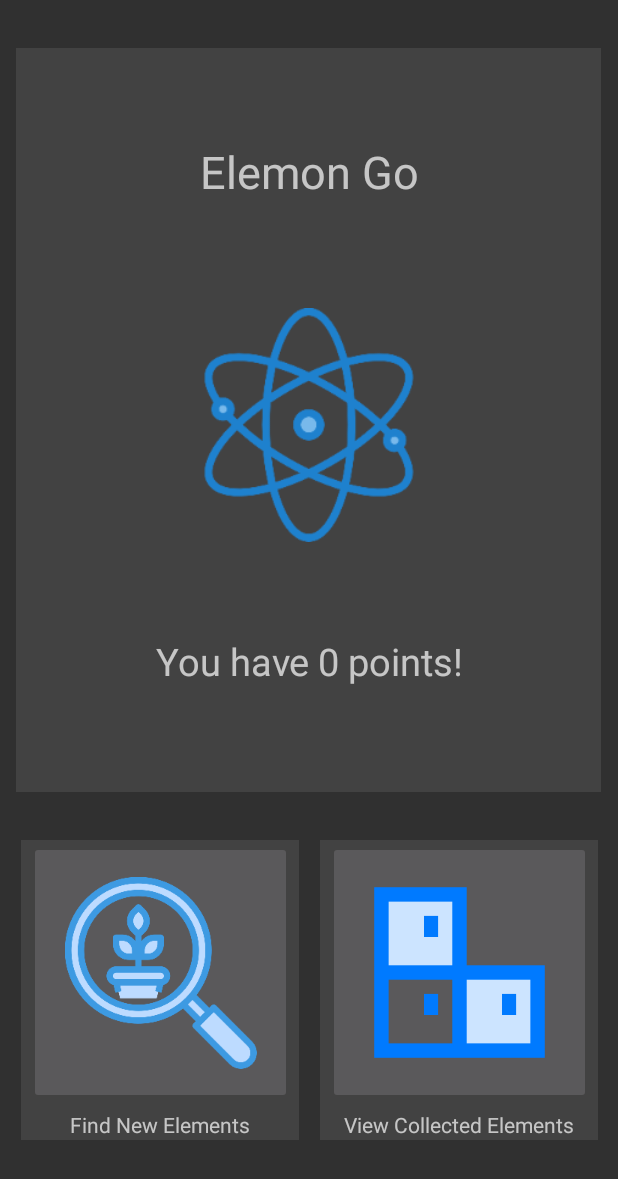
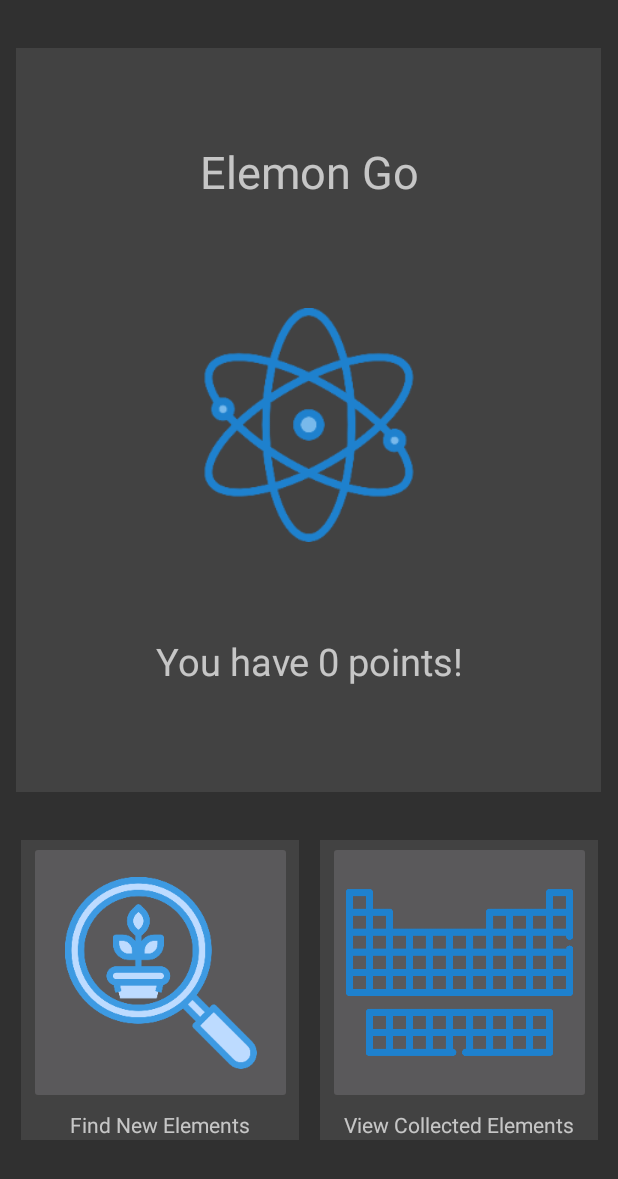
Before and after one commit to googsorbust/elemon-go, an Android app: the screen it shows after launch (HomeScreen), on a phone screen of 412 x 824 dp. Shown: the top 1179 px of the screen. Run offline under Robolectric (Android 15) with nearby library versions, the phone set to English and light mode, and no system bars.

Commit message:
new_logo

```diff
--- a/app/src/main/res/layout/activity_home_screen.xml
+++ b/app/src/main/res/layout/activity_home_screen.xml
@@ -102,14 +102,14 @@
                 android:layout_marginTop="8dp"
                 android:layout_marginEnd="16dp"
                 android:layout_marginBottom="4dp"
+                android:adjustViewBounds="true"
                 android:onClick="showMyElementsScreen"
                 android:scaleType="fitCenter"
-                android:adjustViewBounds="true"
                 app:layout_constraintBottom_toTopOf="@+id/textView"
                 app:layout_constraintEnd_toEndOf="parent"
                 app:layout_constraintStart_toStartOf="parent"
                 app:layout_constraintTop_toTopOf="parent"
-                app:srcCompat="@drawable/elements" />
+                app:srcCompat="@drawable/periodic_table" />
 
             <TextView
                 android:id="@+id/textView"
--- a/build.gradle
+++ b/build.gradle
@@ -12,6 +12,7 @@ buildscript {
         classpath 'com.android.tools.build:gradle:3.4.2'
         classpath 'de.undercouch:gradle-download-task:3.4.3'
         classpath "org.jetbrains.kotlin:kotlin-gradle-plugin:$kotlin_version"
+
 
         // NOTE: Do not place your application dependencies here; they belong
         // in the individual module build.gradle files
```
